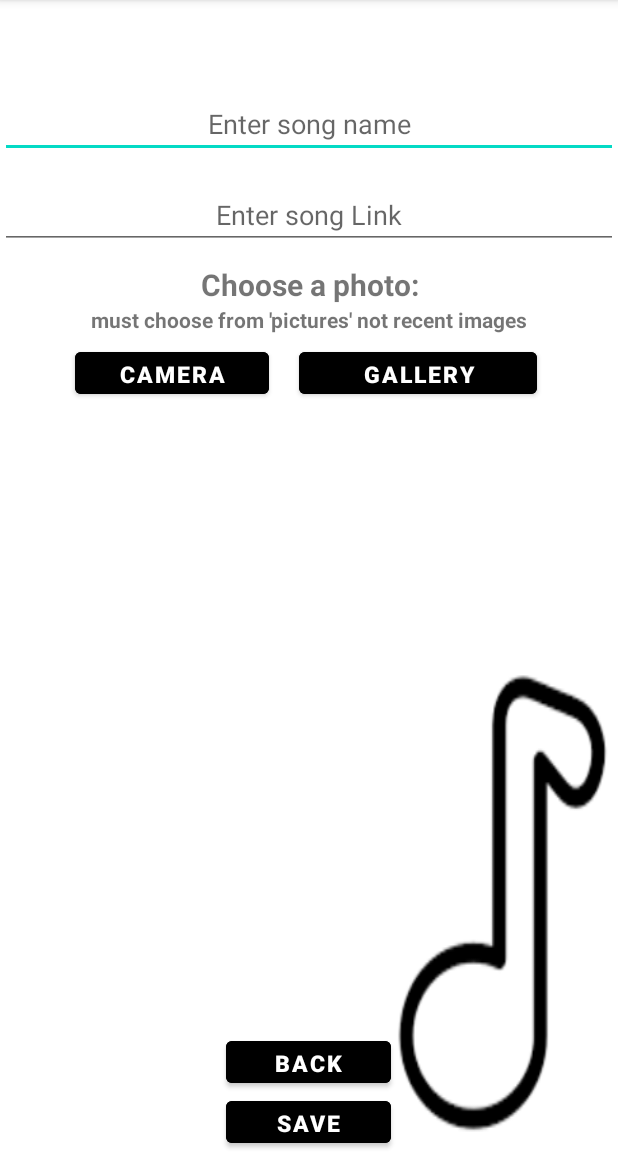
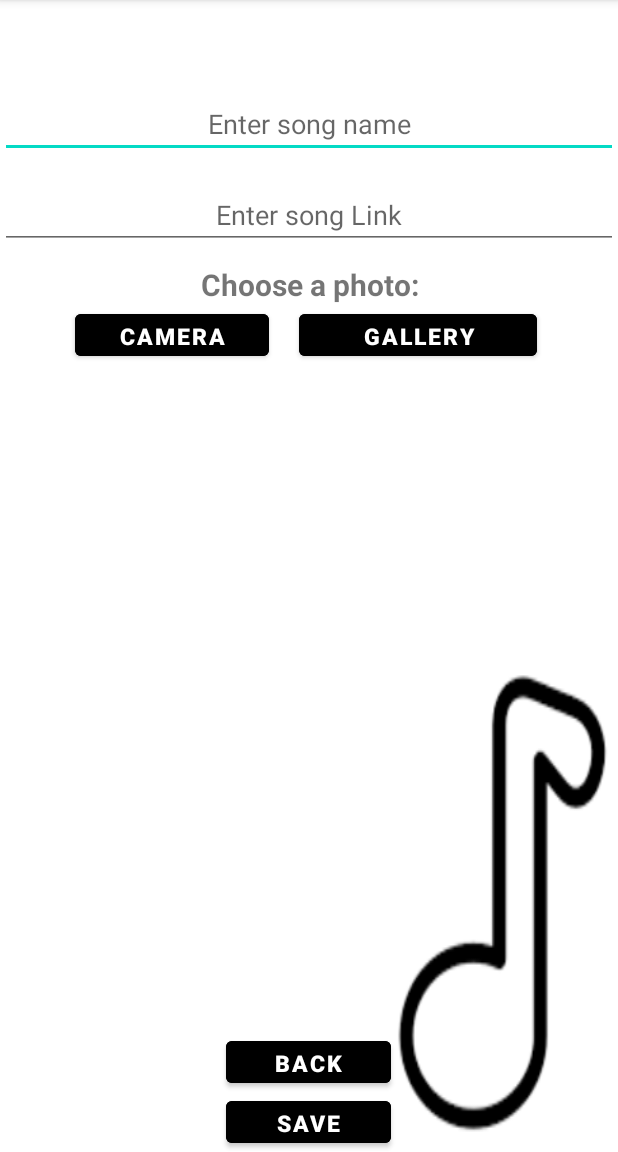
Before and after one commit to yanivlav/MusicPlayer-Android-Studio, an Android app: the AddSongActivity screen opened directly, with no data from a screen before it, after a tap on "GALLERY", on a phone screen of 412 x 824 dp, the part 84-1236 px from its top. Run offline under Robolectric (Android 15) with nearby library versions, the phone set to English and light mode, and no system bars; pictures from the network do not load.

Commit message:
all working

```diff
--- a/app/build.gradle
+++ b/app/build.gradle
@@ -9,7 +9,7 @@ android {
         applicationId "com.example.musicplayer"
         minSdk 21
 //        minSdk 23
-        targetSdk 27
+        targetSdk 28
 //        targetSdk 28 // lost ability to play .m4a file extension
 //        targetSdk 32 // maybe need to bind? remoteLayouts disappeares
         versionCode 1
--- a/app/src/main/java/com/example/musicplayer/AddSongActivity.java
+++ b/app/src/main/java/com/example/musicplayer/AddSongActivity.java
@@ -100,9 +100,13 @@ public class AddSongActivity extends AppCompatActivity {
             public void onClick(View view) {
                 // create an instance of the
                 // intent of the type image
-                Intent intent = new Intent();
-                intent.setType("image/*");
-                intent.setAction(Intent.ACTION_GET_CONTENT);
+//                Intent intent = new Intent();
+//                intent.setType("image/*");
+//                intent.setAction(Intent.ACTION_GET_CONTENT);
+                Intent intent = new Intent(Intent.ACTION_PICK,
+                        android.provider.MediaStore.Images.Media.INTERNAL_CONTENT_URI);
+                //Environment.getExternalStorageDirectory() + "/" + Environment.DIRECTORY_DCIM + "/"
+
 
                 // pass the constant to compare it
                 // with the returned requestCod
--- a/app/src/main/java/com/example/musicplayer/MainActivity.java
+++ b/app/src/main/java/com/example/musicplayer/MainActivity.java
@@ -73,9 +73,9 @@ public class MainActivity extends AppCompatActivity {
             playList.add(new Song("eminem2", "https://audio.jukehost.co.uk/vV9P99y9bpcprhImcY70NP1pd9RBk1GG",R.drawable.eminem2));
             playList.add(new Song("eminem3", "https://audio.jukehost.co.uk/iKq1cijo2874lJ1i8z0YJp8Au90c3Gzi",R.drawable.eminem3));
             playList.add(new Song("post_malone1", "https://audio.jukehost.co.uk/5OZSRlmWI3p517HlUANqQSfVn3mthQ4d",R.drawable.post_malone1));
-            playList.add(new Song("bob1", "http://www.syntax.org.il/xtra/bob.m4a",R.drawable.bob1));
-            playList.add(new Song("bob2", "http://www.syntax.org.il/xtra/bob1.m4a",R.drawable.bob2));
-            playList.add(new Song("bob3", "https://www.syntax.org.il/xtra/bob2.mp3",R.drawable.bob3));
+//            playList.add(new Song("bob1", "http://www.syntax.org.il/xtra/bob.m4a",R.drawable.bob1));
+//            playList.add(new Song("bob2", "http://www.syntax.org.il/xtra/bob1.m4a",R.drawable.bob2));
+//            playList.add(new Song("bob3", "https://www.syntax.org.il/xtra/bob2.mp3",R.drawable.bob3));
             setPlaylist();
         }
 
--- a/app/src/main/res/layout/activity_add_song.xml
+++ b/app/src/main/res/layout/activity_add_song.xml
@@ -44,20 +44,20 @@
 
         />
 
-    <TextView
-        android:layout_width="match_parent"
-        android:layout_height="wrap_content"
-        android:layout_below="@+id/txt1"
-        android:text="must choose from 'pictures' not recent images"
-        android:textAlignment="center"
-        android:textStyle="bold"
+<!--    <TextView-->
+<!--        android:layout_width="match_parent"-->
+<!--        android:layout_height="wrap_content"-->
+<!--        android:layout_below="@+id/txt1"-->
+<!--        android:text="choose a photo from 'Device Folders/Pictures' not recent images"-->
+<!--        android:textAlignment="center"-->
+<!--        android:textStyle="bold"-->
 
-        />
+<!--        />-->
     <LinearLayout
         android:layout_width="fill_parent"
         android:layout_height="wrap_content"
         android:weightSum="5"
-        android:layout_marginTop="25dp"
+        android:layout_marginTop="0dp"
         android:layout_below="@+id/txt1"
         android:orientation="horizontal"
         android:id="@+id/linearBtns">
@@ -94,7 +94,7 @@
     <ImageView
         android:id="@+id/click_image"
         android:layout_width="350dp"
-        android:layout_height="350dp"
+        android:layout_height="370dp"
         android:layout_below="@id/linearBtns"
         android:layout_centerInParent="true"
         android:layout_marginTop="25dp" />
```
